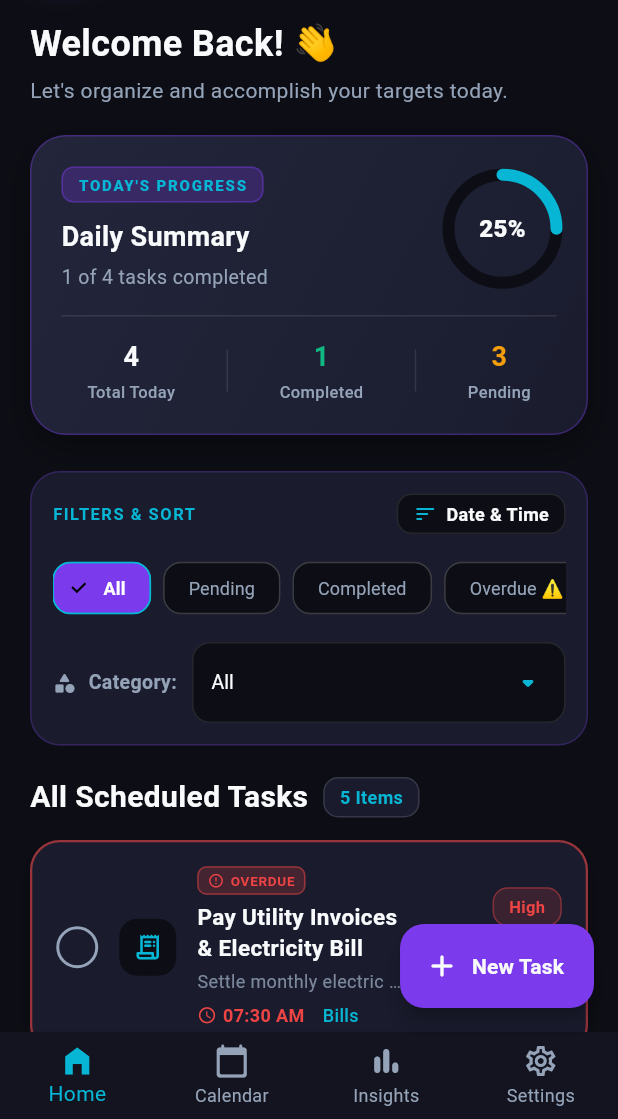
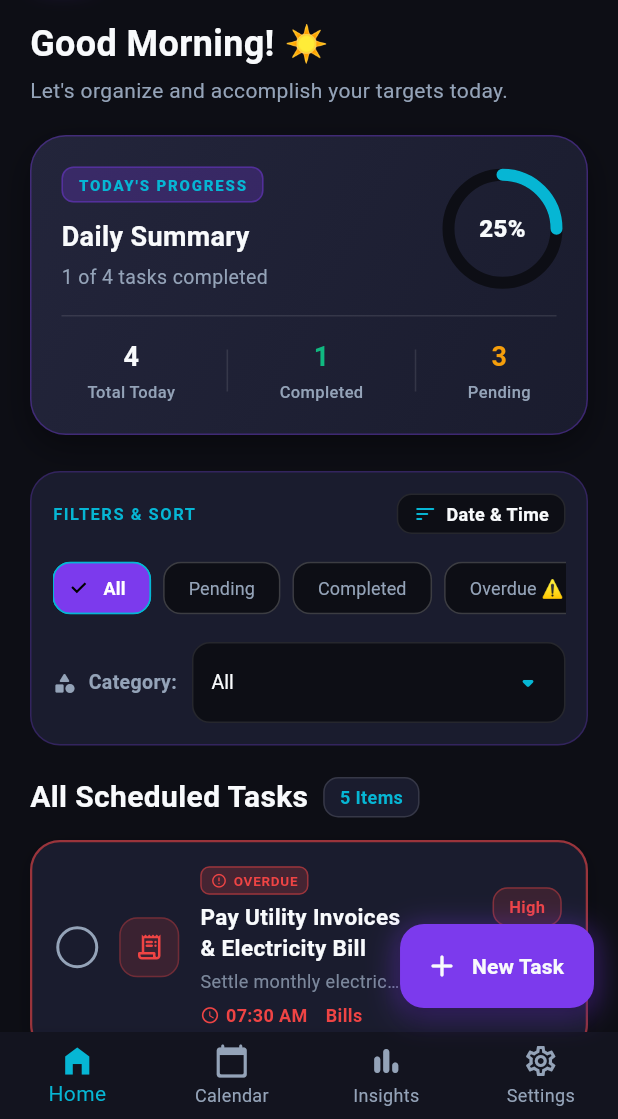
Before and after one commit to SANJAY-1407/SANJAY...7, a Flutter app: the screen it shows after launch, on a phone screen of 412 x 824 dp, the part 117-1236 px from its top. Run offline on Flutter 3.47's test engine with Material 3 defaults, Android fonts, the phone set to English and light mode, and no system bars; our stand-ins replace audioplayers, file_picker, flutter_local_notifications, sqflite, timezone; accounts and stored records are empty.

Commit message:
Update TaskAlert dashboard and task card UI

```diff
--- a/lib/screens/home_screen.dart
+++ b/lib/screens/home_screen.dart
@@ -1,4 +1,5 @@
 import 'package:flutter/material.dart';
+import 'package:flutter/services.dart';
 import '../core/theme/app_theme.dart';
 import '../models/task_item.dart';
 import '../services/alarm_service.dart';
@@ -52,6 +53,18 @@ class _HomeScreenState extends State<HomeScreen> {
     _loadTasksFromDatabase();
   }
 
+  /// Time-appropriate greeting based on device hour
+  String get _timeGreeting {
+    final hour = DateTime.now().hour;
+    if (hour < 12) {
+      return 'Good Morning! ☀️';
+    } else if (hour < 17) {
+      return 'Good Afternoon! 🌤️';
+    } else {
+      return 'Good Evening! 🌙';
+    }
+  }
+
   /// Retrieve persistent tasks from SQLite database and reconcile alarms
   Future<void> _loadTasksFromDatabase() async {
     setState(() {
@@ -62,7 +75,7 @@ class _HomeScreenState extends State<HomeScreen> {
       await DatabaseHelper.instance.seedInitialTasksIfEmpty();
       final loadedTasks = await DatabaseHelper.instance.getAllTasks();
 
-      // Day 7: Reconcile scheduled alarms with loaded tasks
+      // Reconcile scheduled alarms with loaded tasks
       await AlarmService.instance.reconcileAllAlarms(loadedTasks);
 
       if (mounted) {
@@ -139,6 +152,7 @@ class _HomeScreenState extends State<HomeScreen> {
       _statusFilter != StatusFilter.all || _categoryFilter != 'All';
 
   void _resetFilters() {
+    HapticFeedback.lightImpact();
     setState(() {
       _statusFilter = StatusFilter.all;
       _categoryFilter = 'All';
@@ -187,14 +201,20 @@ class _HomeScreenState extends State<HomeScreen> {
           ),
           actions: [
             TextButton(
-              onPressed: () => Navigator.pop(context, false),
+              onPressed: () {
+                HapticFeedback.lightImpact();
+                Navigator.pop(context, false);
+              },
               child: const Text(
                 'Cancel',
                 style: TextStyle(color: AppTheme.textMuted),
               ),
             ),
             ElevatedButton(
-              onPressed: () => Navigator.pop(context, true),
+              onPressed: () {
+                HapticFeedback.mediumImpact();
+                Navigator.pop(context, true);
+              },
               style: ElevatedButton.styleFrom(
                 backgroundColor: AppTheme.urgentRed,
                 foregroundColor: Colors.white,
@@ -317,17 +337,34 @@ class _HomeScreenState extends State<HomeScreen> {
           ],
         ),
       ),
-      floatingActionButton: FloatingActionButton.extended(
-        onPressed: _openAddTaskScreen,
-        icon: const Icon(Icons.add_rounded),
-        label: const Text(
-          'New Task',
-          style: TextStyle(fontWeight: FontWeight.bold),
+      floatingActionButton: Container(
+        decoration: BoxDecoration(
+          borderRadius: BorderRadius.circular(16),
+          boxShadow: [
+            BoxShadow(
+              color: AppTheme.primaryPurple.withValues(alpha: 0.45),
+              blurRadius: 16,
+              spreadRadius: 2,
+              offset: const Offset(0, 4),
+            ),
+          ],
+        ),
+        child: FloatingActionButton.extended(
+          onPressed: () {
+            HapticFeedback.lightImpact();
+            _openAddTaskScreen();
+          },
+          icon: const Icon(Icons.add_rounded),
+          label: const Text(
+            'New Task',
+            style: TextStyle(fontWeight: FontWeight.bold),
+          ),
         ),
       ),
       bottomNavigationBar: BottomNavigationBar(
         currentIndex: _currentBottomNavIndex,
         onTap: (index) {
+          HapticFeedback.selectionClick();
           setState(() {
             _currentBottomNavIndex = index;
           });
@@ -425,6 +462,7 @@ class _HomeScreenState extends State<HomeScreen> {
                 ),
                 IconButton(
                   onPressed: () {
+                    HapticFeedback.selectionClick();
                     ScaffoldMessenger.of(context).showSnackBar(
                       const SnackBar(
                         content: Text('No new notifications'),
@@ -451,22 +489,22 @@ class _HomeScreenState extends State<HomeScreen> {
           ),
           const SizedBox(height: 20),
 
-          // 2. Greeting Header
-          const AnimatedEntry(
+          // 2. Time-Appropriate Greeting Header
+          AnimatedEntry(
             index: 1,
             child: Column(
               crossAxisAlignment: CrossAxisAlignment.start,
               children: [
                 Text(
-                  'Welcome Back! 👋',
-                  style: TextStyle(
+                  _timeGreeting,
+                  style: const TextStyle(
                     fontSize: 24,
                     fontWeight: FontWeight.bold,
                     color: AppTheme.textWhite,
                   ),
                 ),
-                SizedBox(height: 4),
-                Text(
+                const SizedBox(height: 4),
+                const Text(
                   'Let\'s organize and accomplish your targets today.',
                   style: TextStyle(
                     fontSize: 14,
@@ -478,7 +516,7 @@ class _HomeScreenState extends State<HomeScreen> {
           ),
           const SizedBox(height: 20),
 
-          // 3. Dynamic Today Statistics Card
+          // 3. Dynamic Today Statistics Progress Card
           AnimatedEntry(
             index: 2,
             child: ProgressCard(
@@ -583,6 +621,7 @@ class _HomeScreenState extends State<HomeScreen> {
               PopupMenuButton<SortOption>(
                 initialValue: _sortOption,
                 onSelected: (option) {
+                  HapticFeedback.selectionClick();
                   setState(() {
                     _sortOption = option;
                   });
@@ -692,6 +731,7 @@ class _HomeScreenState extends State<HomeScreen> {
                       }).toList(),
                       onChanged: (value) {
                         if (value != null) {
+                          HapticFeedback.selectionClick();
                           setState(() {
                             _categoryFilter = value;
                           });
@@ -717,6 +757,7 @@ class _HomeScreenState extends State<HomeScreen> {
       selected: isSelected,
       onSelected: (selected) {
         if (selected) {
+          HapticFeedback.selectionClick();
           setState(() {
             _statusFilter = filter;
           });
--- a/lib/widgets/task_card.dart
+++ b/lib/widgets/task_card.dart
@@ -1,4 +1,5 @@
 import 'package:flutter/material.dart';
+import 'package:flutter/services.dart';
 import '../core/theme/app_theme.dart';
 import '../models/task_item.dart';
 
@@ -23,6 +24,34 @@ class TaskCard extends StatelessWidget {
       case 'medium':
         return AppTheme.warningOrange;
       case 'low':
+      default:
+        return AppTheme.accentCyan;
+    }
+  }
+
+  Color _getCategoryColor() {
+    switch (task.category.toLowerCase()) {
+      case 'personal':
+        return const Color(0xFFA855F7); // Purple
+      case 'work':
+        return const Color(0xFF3B82F6); // Blue
+      case 'study':
+      case 'college':
+        return const Color(0xFF10B981); // Emerald
+      case 'health':
+      case 'fitness':
+        return const Color(0xFFEC4899); // Pink
+      case 'shopping':
+        return const Color(0xFFF59E0B); // Amber
+      case 'meetings':
+        return const Color(0xFF06B6D4); // Cyan
+      case 'bills':
+        return const Color(0xFFEF4444); // Red
+      case 'family':
+        return const Color(0xFF6366F1); // Indigo
+      case 'coding':
+        return const Color(0xFF14B8A6); // Teal
+      case 'other':
       default:
         return AppTheme.accentCyan;
     }
@@ -60,6 +89,7 @@ class TaskCard extends StatelessWidget {
   @override
   Widget build(BuildContext context) {
     final priorityColor = _getPriorityColor();
+    final categoryColor = _getCategoryColor();
 
     return AnimatedContainer(
       duration: const Duration(milliseconds: 300),
@@ -90,7 +120,10 @@ class TaskCard extends StatelessWidget {
         color: Colors.transparent,
         borderRadius: BorderRadius.circular(20),
         child: InkWell(
-          onTap: onEditTask,
+          onTap: () {
+            HapticFeedback.lightImpact();
+            onEditTask();
+          },
           borderRadius: BorderRadius.circular(20),
           child: Padding(
             padding: const EdgeInsets.all(16),
@@ -98,7 +131,10 @@ class TaskCard extends StatelessWidget {
               children: [
                 // Interactive Checkbox
                 GestureDetector(
-                  onTap: onToggleCompleted,
+                  onTap: () {
+                    HapticFeedback.lightImpact();
+                    onToggleCompleted();
+                  },
                   behavior: HitTestBehavior.opaque,
                   child: AnimatedContainer(
                     duration: const Duration(milliseconds: 250),
@@ -126,17 +162,20 @@ class TaskCard extends StatelessWidget {
                 ),
                 const SizedBox(width: 14),
 
-                // Category Icon
+                // Category Icon with Category Accent Color
                 Container(
                   padding: const EdgeInsets.all(9),
                   decoration: BoxDecoration(
-                    color: AppTheme.darkBackground,
+                    color: categoryColor.withValues(alpha: 0.15),
                     borderRadius: BorderRadius.circular(12),
+                    border: Border.all(
+                      color: categoryColor.withValues(alpha: 0.3),
+                    ),
                   ),
                   child: Icon(
                     _getCategoryIcon(),
                     size: 20,
-                    color: AppTheme.accentCyan,
+                    color: categoryColor,
                   ),
                 ),
                 const SizedBox(width: 14),
@@ -222,10 +261,10 @@ class TaskCard extends StatelessWidget {
                           const SizedBox(width: 12),
                           Text(
                             task.category,
-                            style: const TextStyle(
+                            style: TextStyle(
                               fontSize: 12,
-                              color: AppTheme.accentCyan,
-                              fontWeight: FontWeight.w500,
+                              color: categoryColor,
+                              fontWeight: FontWeight.w600,
                             ),
                           ),
                         ],
@@ -265,7 +304,10 @@ class TaskCard extends StatelessWidget {
                           color: AppTheme.textMuted.withValues(alpha: 0.7),
                           padding: EdgeInsets.zero,
                           constraints: const BoxConstraints(),
-                          onPressed: onEditTask,
+                          onPressed: () {
+                            HapticFeedback.lightImpact();
+                            onEditTask();
+                          },
                           tooltip: 'Edit Task',
                         ),
                         if (onDeleteTask != null) ...[
@@ -275,7 +317,10 @@ class TaskCard extends StatelessWidget {
                             color: AppTheme.urgentRed.withValues(alpha: 0.8),
                             padding: EdgeInsets.zero,
                             constraints: const BoxConstraints(),
-                            onPressed: onDeleteTask,
+                            onPressed: () {
+                              HapticFeedback.lightImpact();
+                              onDeleteTask!();
+                            },
                             tooltip: 'Delete Task',
                           ),
                         ],
```
Also changed, not shown: 2 other files.
